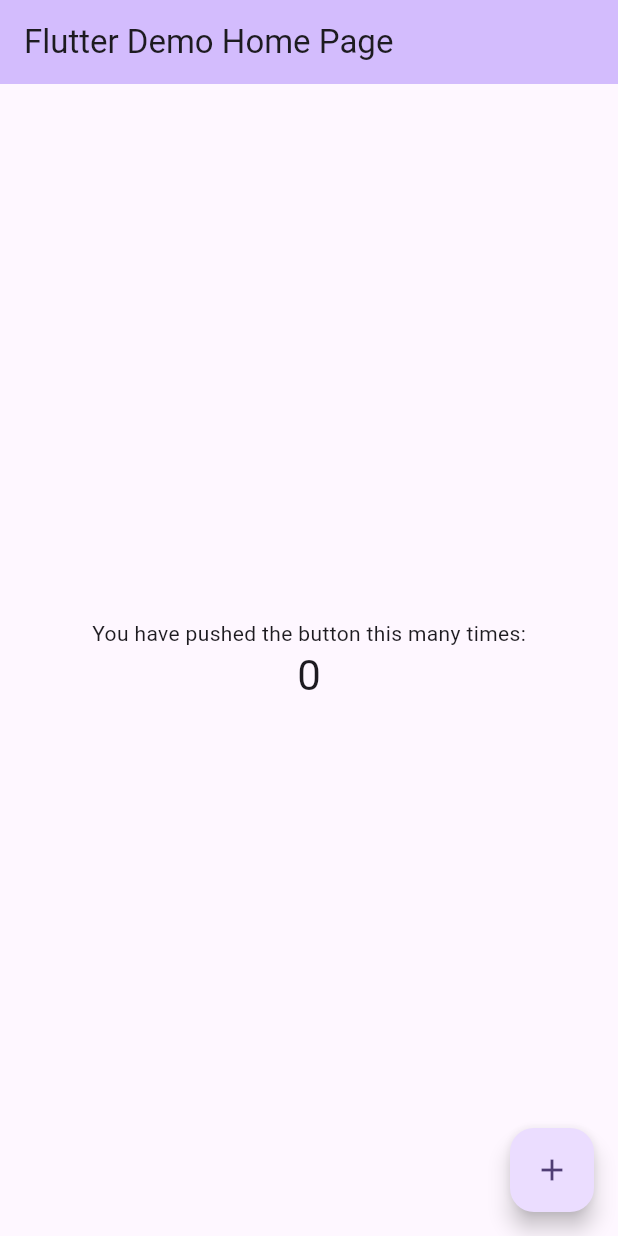
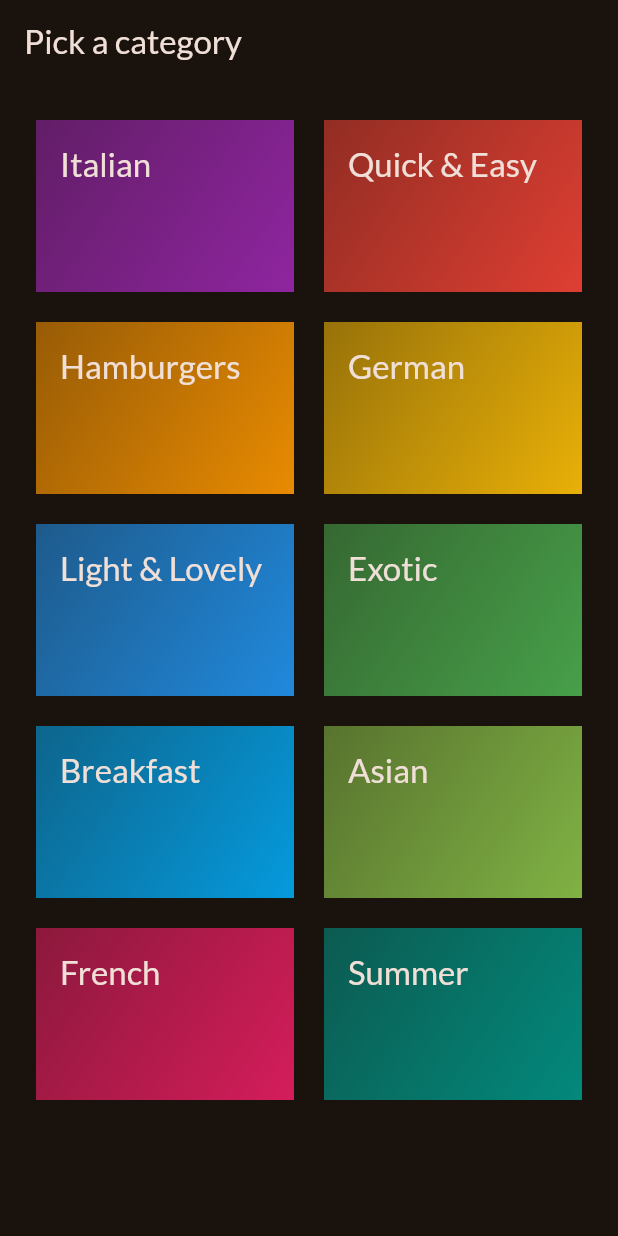
Before and after one commit to niamh-d/meals_app, a Flutter app: the screen it shows after launch, on a phone screen of 412 x 824 dp. Run offline on Flutter 3.47's test engine with Material 3 defaults, Android fonts, the phone set to English and light mode, and no system bars; our stand-ins replace google_fonts.

Commit message:
categories screen

```diff
--- /dev/null
+++ b/lib/data/dummy_data.dart
@@ -0,0 +1,16 @@
+import 'package:flutter/material.dart';
+
+import 'package:meals_app/models/category.dart';
+
+const availableCategories = [
+  Category(id: 'c1', title: 'Italian', color: Colors.purple),
+  Category(id: 'c2', title: 'Quick & Easy', color: Colors.red),
+  Category(id: 'c3', title: 'Hamburgers', color: Colors.orange),
+  Category(id: 'c4', title: 'German', color: Colors.amber),
+  Category(id: 'c5', title: 'Light & Lovely', color: Colors.blue),
+  Category(id: 'c6', title: 'Exotic', color: Colors.green),
+  Category(id: 'c7', title: 'Breakfast', color: Colors.lightBlue),
+  Category(id: 'c8', title: 'Asian', color: Colors.lightGreen),
+  Category(id: 'c9', title: 'French', color: Colors.pink),
+  Category(id: 'c10', title: 'Summer', color: Colors.teal),
+];
--- a/lib/main.dart
+++ b/lib/main.dart
@@ -1,122 +1,26 @@
 import 'package:flutter/material.dart';
 
+import 'package:google_fonts/google_fonts.dart';
+import 'package:meals_app/screens/categories.dart';
+
+final theme = ThemeData(
+  useMaterial3: true,
+  colorScheme: ColorScheme.fromSeed(
+    brightness: Brightness.dark,
+    seedColor: const Color.fromARGB(255, 131, 57, 0),
+  ),
+  textTheme: GoogleFonts.latoTextTheme(),
+);
+
 void main() {
-  runApp(const MyApp());
+  runApp(const App());
 }
 
-class MyApp extends StatelessWidget {
-  const MyApp({super.key});
-
-  // This widget is the root of your application.
-  @override
-  Widget build(BuildContext context) {
-    return MaterialApp(
-      title: 'Flutter Demo',
-      theme: ThemeData(
-        // This is the theme of your application.
-        //
-        // TRY THIS: Try running your application with "flutter run". You'll see
-        // the application has a purple toolbar. Then, without quitting the app,
-        // try changing the seedColor in the colorScheme below to Colors.green
-        // and then invoke "hot reload" (save your changes or press the "hot
-        // reload" button in a Flutter-supported IDE, or press "r" if you used
-        // the command line to start the app).
-        //
-        // Notice that the counter didn't reset back to zero; the application
-        // state is not lost during the reload. To reset the state, use hot
-        // restart instead.
-        //
-        // This works for code too, not just values: Most code changes can be
-        // tested with just a hot reload.
-        colorScheme: ColorScheme.fromSeed(seedColor: Colors.deepPurple),
-      ),
-      home: const MyHomePage(title: 'Flutter Demo Home Page'),
-    );
-  }
-}
-
-class MyHomePage extends StatefulWidget {
-  const MyHomePage({super.key, required this.title});
-
-  // This widget is the home page of your application. It is stateful, meaning
-  // that it has a State object (defined below) that contains fields that affect
-  // how it looks.
-
-  // This class is the configuration for the state. It holds the values (in this
-  // case the title) provided by the parent (in this case the App widget) and
-  // used by the build method of the State. Fields in a Widget subclass are
-  // always marked "final".
-
-  final String title;
-
-  @override
-  State<MyHomePage> createState() => _MyHomePageState();
-}
-
-class _MyHomePageState extends State<MyHomePage> {
-  int _counter = 0;
-
-  void _incrementCounter() {
-    setState(() {
-      // This call to setState tells the Flutter framework that something has
-      // changed in this State, which causes it to rerun the build method below
-      // so that the display can reflect the updated values. If we changed
-      // _counter without calling setState(), then the build method would not be
-      // called again, and so nothing would appear to happen.
-      _counter++;
-    });
-  }
+class App extends StatelessWidget {
+  const App({super.key});
 
   @override
   Widget build(BuildContext context) {
-    // This method is rerun every time setState is called, for instance as done
-    // by the _incrementCounter method above.
-    //
-    // The Flutter framework has been optimized to make rerunning build methods
-    // fast, so that you can just rebuild anything that needs updating rather
-    // than having to individually change instances of widgets.
-    return Scaffold(
-      appBar: AppBar(
-        // TRY THIS: Try changing the color here to a specific color (to
-        // Colors.amber, perhaps?) and trigger a hot reload to see the AppBar
-        // change color while the other colors stay the same.
-        backgroundColor: Theme.of(context).colorScheme.inversePrimary,
-        // Here we take the value from the MyHomePage object that was created by
-        // the App.build method, and use it to set our appbar title.
-        title: Text(widget.title),
-      ),
-      body: Center(
-        // Center is a layout widget. It takes a single child and positions it
-        // in the middle of the parent.
-        child: Column(
-          // Column is also a layout widget. It takes a list of children and
-          // arranges them vertically. By default, it sizes itself to fit its
-          // children horizontally, and tries to be as tall as its parent.
-          //
-          // Column has various properties to control how it sizes itself and
-          // how it positions its children. Here we use mainAxisAlignment to
-          // center the children vertically; the main axis here is the vertical
-          // axis because Columns are vertical (the cross axis would be
-          // horizontal).
-          //
-          // TRY THIS: Invoke "debug painting" (choose the "Toggle Debug Paint"
-          // action in the IDE, or press "p" in the console), to see the
-          // wireframe for each widget.
-          mainAxisAlignment: MainAxisAlignment.center,
-          children: <Widget>[
-            const Text('You have pushed the button this many times:'),
-            Text(
-              '$_counter',
-              style: Theme.of(context).textTheme.headlineMedium,
-            ),
-          ],
-        ),
-      ),
-      floatingActionButton: FloatingActionButton(
-        onPressed: _incrementCounter,
-        tooltip: 'Increment',
-        child: const Icon(Icons.add),
-      ), // This trailing comma makes auto-formatting nicer for build methods.
-    );
+    return MaterialApp(theme: theme, home: const CategoriesScreen());
   }
 }
--- /dev/null
+++ b/lib/models/category.dart
@@ -0,0 +1,13 @@
+import 'package:flutter/material.dart';
+
+class Category {
+  const Category({
+    required this.id,
+    required this.title,
+    this.color = Colors.orange,
+  });
+
+  final String id;
+  final String title;
+  final Color color;
+}
--- /dev/null
+++ b/lib/screens/categories.dart
@@ -0,0 +1,27 @@
+import 'package:flutter/material.dart';
+import 'package:meals_app/data/dummy_data.dart';
+import 'package:meals_app/widgets/category_grid_item.dart';
+
+class CategoriesScreen extends StatelessWidget {
+  const CategoriesScreen({super.key});
+
+  @override
+  Widget build(BuildContext context) {
+    return Scaffold(
+      appBar: AppBar(title: const Text('Pick a category')),
+      body: GridView(
+        padding: const EdgeInsets.all(24),
+        gridDelegate: const SliverGridDelegateWithFixedCrossAxisCount(
+          crossAxisCount: 2,
+          childAspectRatio: 3 / 2,
+          crossAxisSpacing: 20,
+          mainAxisSpacing: 20,
+        ),
+        children: [
+          for (final category in availableCategories)
+            CategoryGridItem(category: category),
+        ],
+      ),
+    );
+  }
+}
--- /dev/null
+++ b/lib/widgets/category_grid_item.dart
@@ -0,0 +1,31 @@
+import 'package:flutter/material.dart';
+import 'package:meals_app/models/category.dart';
+
+class CategoryGridItem extends StatelessWidget {
+  const CategoryGridItem({super.key, required this.category});
+
+  final Category category;
+
+  @override
+  Widget build(BuildContext context) {
+    return Container(
+      padding: const EdgeInsets.all(16),
+      decoration: BoxDecoration(
+        gradient: LinearGradient(
+          colors: [
+            category.color.withValues(alpha: 0.55),
+            category.color.withValues(alpha: 0.9),
+          ],
+          begin: Alignment.topLeft,
+          end: Alignment.bottomRight,
+        ),
+      ),
+      child: Text(
+        category.title,
+        style: Theme.of(context).textTheme.titleLarge!.copyWith(
+          color: Theme.of(context).colorScheme.onSurface,
+        ),
+      ),
+    );
+  }
+}
```
Also changed, not shown: 1 other file.
